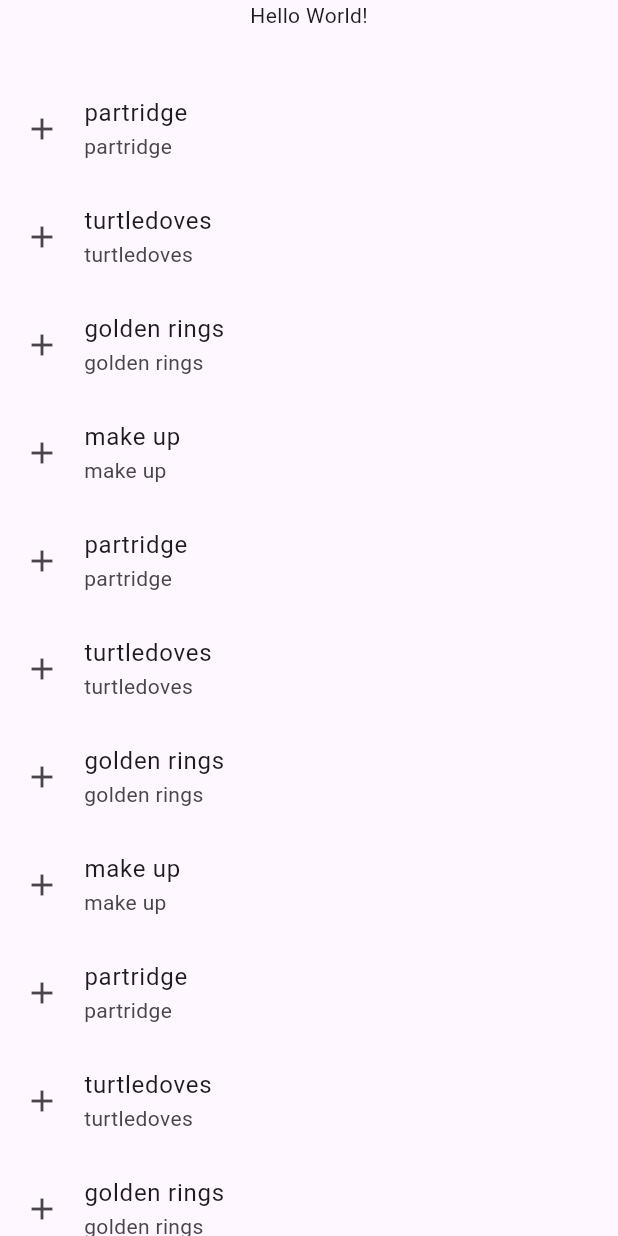
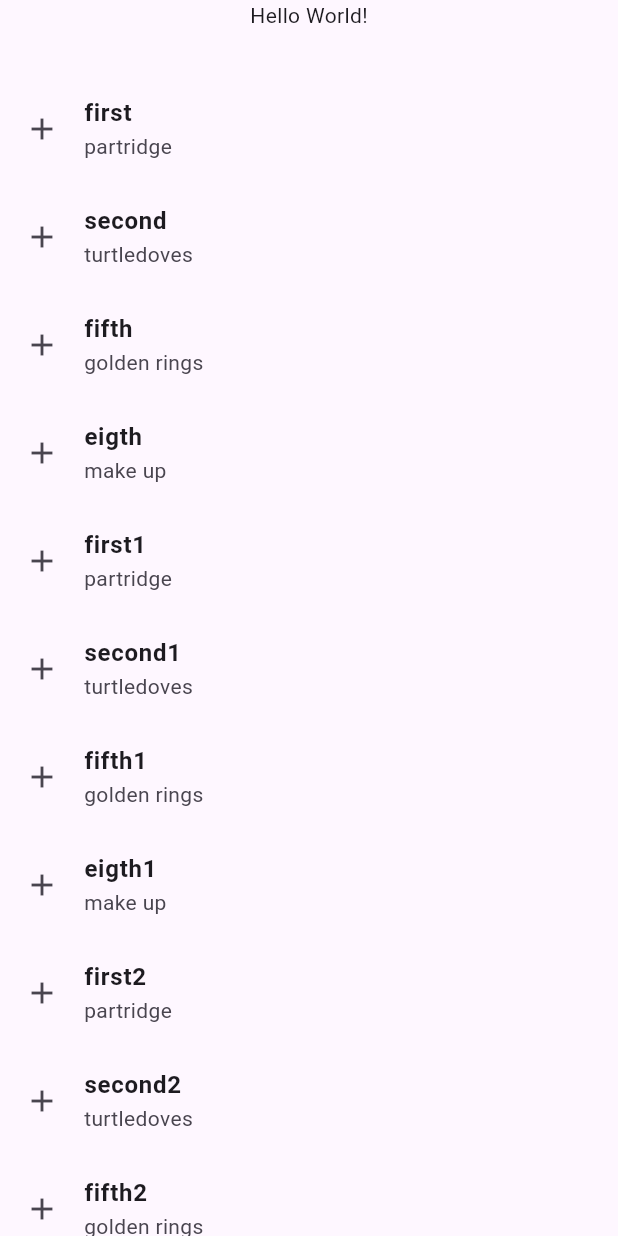
Before and after one commit to nevsirdc/listview_demo, a Flutter app: the screen it shows after launch, on a phone screen of 412 x 824 dp. Run offline on Flutter 3.47's test engine with Material 3 defaults, Android fonts, the phone set to English and light mode, and no system bars.

Commit message:
added bold styling to the listview

```diff
--- a/lib/main.dart
+++ b/lib/main.dart
@@ -46,11 +46,14 @@ class MainApp extends StatelessWidget {
                 child: ListView(
                   children: [
                     const Padding(padding: EdgeInsets.all(15)),
-                    for (var value in gifts.values)
+                    for (var gift in gifts.entries)
                       ListTile(
                         leading: const Icon(Icons.add),
-                        title: Text(value),
-                        subtitle: Text(value),
+                        title: Text(
+                          gift.key,
+                          style: const TextStyle(fontWeight: FontWeight.bold),
+                        ),
+                        subtitle: Text(gift.value),
                       ),
                   ],
                 ),
```
